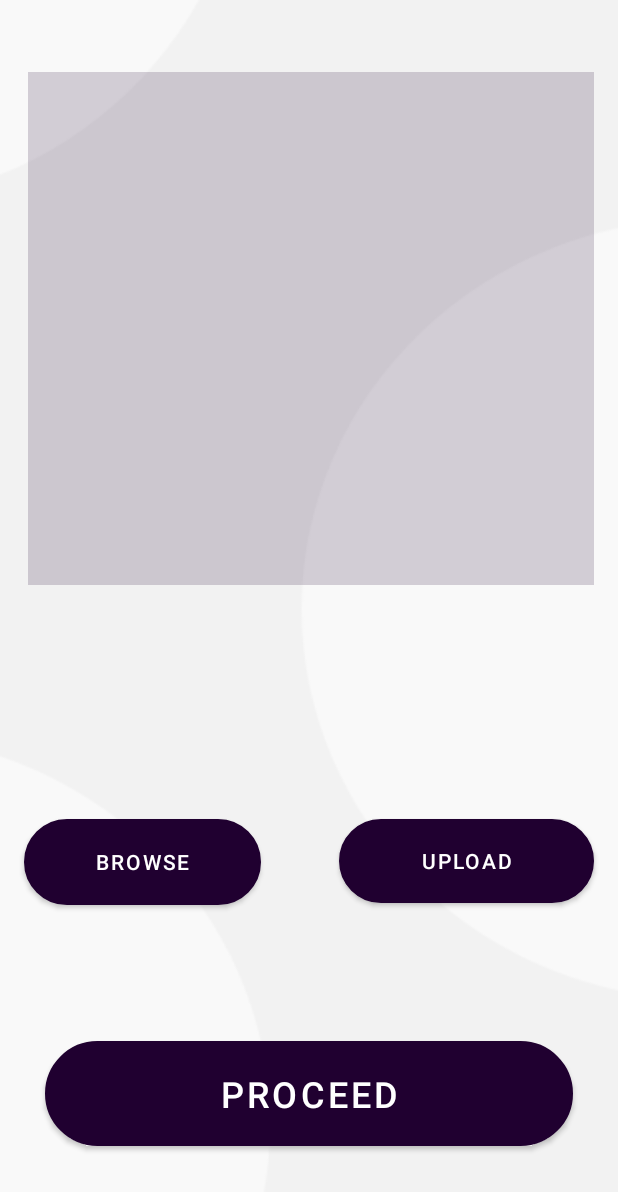
After one commit to sujalgera01/AcciMe, an Android app: the aadhar screen opened directly, with no data from a screen before it, on a phone screen of 412 x 824 dp. The commit adds this screen. Shown: the top 1192 px of the screen. Run offline under Robolectric (Android 15) with nearby library versions, the phone set to English and light mode, and no system bars; our stand-ins replace Firebase (no records; nobody signed in at launch, a user with empty details on screens opened directly); libraries missing offline, so code that uses them is left out: com.karumi.dexter.

Commit message:
fixes:merge conflict

```diff
--- a/app/build.gradle
+++ b/app/build.gradle
@@ -38,8 +38,10 @@ dependencies {
     implementation 'com.google.android.gms:play-services-maps:17.0.1'
     implementation 'com.google.android.gms:play-services-location:18.0.0'
     implementation 'com.google.firebase:firebase-database:19.7.0'
+    implementation 'com.google.firebase:firebase-storage:19.2.2'
     testImplementation 'junit:junit:4.+'
     androidTestImplementation 'androidx.test.ext:junit:1.1.2'
     androidTestImplementation 'androidx.test.espresso:espresso-core:3.3.0'
     implementation 'com.google.android.gms:play-services-auth:19.0.0'
+    implementation 'com.karumi:dexter:6.0.2'
 }
--- /dev/null
+++ b/app/src/main/java/com/example/accime/aadhar.java
@@ -0,0 +1,130 @@
+package com.example.accime;
+
+import androidx.annotation.NonNull;
+import androidx.annotation.Nullable;
+import androidx.appcompat.app.AppCompatActivity;
+
+import android.Manifest;
+import android.app.ProgressDialog;
+import android.content.Intent;
+import android.graphics.Bitmap;
+import android.graphics.BitmapFactory;
+import android.net.Uri;
+import android.os.Bundle;
+import android.view.View;
+import android.view.Window;
+import android.view.WindowManager;
+import android.widget.Button;
+import android.widget.ImageView;
+import android.widget.Toast;
+
+import com.google.android.gms.tasks.OnSuccessListener;
+import com.google.firebase.storage.FirebaseStorage;
+import com.google.firebase.storage.OnProgressListener;
+import com.google.firebase.storage.StorageReference;
+import com.google.firebase.storage.UploadTask;
+import com.karumi.dexter.Dexter;
+import com.karumi.dexter.PermissionToken;
+import com.karumi.dexter.listener.PermissionDeniedResponse;
+import com.karumi.dexter.listener.PermissionGrantedResponse;
+import com.karumi.dexter.listener.PermissionRequest;
+import com.karumi.dexter.listener.single.PermissionListener;
+
+import java.io.InputStream;
+
+public class aadhar extends AppCompatActivity {
+
+    ImageView img;
+    Button browse,upload;
+    Uri filepath;
+    Bitmap bitmap;
+    @Override
+    protected void onCreate(Bundle savedInstanceState) {
+        super.onCreate(savedInstanceState);
+        setContentView(R.layout.activity_aadhar);
+        img = (ImageView)findViewById(R.id.imageView);
+        upload = (Button)findViewById(R.id.upload);
+        browse = (Button)findViewById(R.id.browse);
+        Button proceed = (Button)findViewById(R.id.proceed);
+        proceed.setOnClickListener(new View.OnClickListener() {
+            @Override
+            public void onClick(View v) {
+                startActivity(new Intent(aadhar.this, Map_Activity.class));
+            }
+        });
+        browse.setOnClickListener(new View.OnClickListener() {
+            @Override
+            public void onClick(View v) {
+                Dexter.withActivity(aadhar.this)
+                        .withPermission(Manifest.permission.READ_EXTERNAL_STORAGE)
+                        .withListener(new PermissionListener() {
+                            @Override
+                            public void onPermissionGranted(PermissionGrantedResponse response) {
+                                Intent intent = new Intent(Intent.ACTION_PICK);
+                                intent.setType("image/*");
+                                startActivityForResult(Intent.createChooser(intent,"Please select your image"),1);
+                            }
+
+                            @Override
+                            public void onPermissionDenied(PermissionDeniedResponse response) {
+
+                            }
+
+                            @Override
+                            public void onPermissionRationaleShouldBeShown(PermissionRequest permission, PermissionToken token) {
+                                token.continuePermissionRequest();
+                            }
+                        }).check();
+            }
+        });
+        upload.setOnClickListener(new View.OnClickListener() {
+            @Override
+            public void onClick(View v) {
+                uploadTofirebase();
+            }
+        });
+
+    }
+
+    private void uploadTofirebase() {
+        ProgressDialog dialog = new ProgressDialog(this);
+        dialog.setTitle("File Uploader");
+        dialog.show();
+
+        FirebaseStorage storage=FirebaseStorage.getInstance();
+        StorageReference uploader = storage.getReference().child("image1");
+        uploader.putFile(filepath)
+                .addOnSuccessListener(new OnSuccessListener<UploadTask.TaskSnapshot>() {
+                    @Override
+                    public void onSuccess(UploadTask.TaskSnapshot taskSnapshot) {
+                        dialog.dismiss();
+                        Toast.makeText(getApplicationContext(),"File Uploaded",Toast.LENGTH_LONG).show();
+                    }
+                })
+                .addOnProgressListener(new OnProgressListener<UploadTask.TaskSnapshot>() {
+                    @Override
+                    public void onProgress(@NonNull UploadTask.TaskSnapshot snapshot) {
+                        float percent = (100*snapshot.getBytesTransferred())/snapshot.getTotalByteCount();
+                        dialog.setMessage("Uploaded: "+(int)percent+" %");
+                    }
+                });
+    }
+
+    @Override
+    protected void onActivityResult(int requestCode, int resultCode, @Nullable Intent data)
+    {
+        if(requestCode==1 && resultCode==RESULT_OK){
+            filepath = data.getData();
+            try {
+                InputStream inputStream = getContentResolver().openInputStream(filepath);
+                bitmap = BitmapFactory.decodeStream(inputStream);
+                img.setImageBitmap(bitmap);
+            }catch (Exception ex){
+
+            }
+        }
+        super.onActivityResult(requestCode, resultCode, data);
+
+    }
+
+}
--- a/app/src/main/java/com/example/accime/register.java
+++ b/app/src/main/java/com/example/accime/register.java
@@ -110,13 +110,12 @@ public class register extends AppCompatActivity {
                 Uri personPhoto = acct.getPhotoUrl();
                 Toast.makeText(this,"User email: " + personEmail,Toast.LENGTH_SHORT).show();
             }
-            startActivity(new Intent(register.this, Map_Activity.class));
+            startActivity(new Intent(register.this, aadhar.class));
             // Signed in successfully, show authenticated UI.
         } catch (ApiException e) {
             // The ApiException status code indicates the detailed failure reason.
             // Please refer to the GoogleSignInStatusCodes class reference for more information.
             Log.d("message" , e.toString());
-
         }
     }
 
--- /dev/null
+++ b/app/src/main/res/layout/activity_aadhar.xml
@@ -0,0 +1,71 @@
+<?xml version="1.0" encoding="utf-8"?>
+<androidx.constraintlayout.widget.ConstraintLayout xmlns:android="http://schemas.android.com/apk/res/android"
+    xmlns:app="http://schemas.android.com/apk/res-auto"
+    xmlns:tools="http://schemas.android.com/tools"
+    android:layout_width="match_parent"
+    android:layout_height="match_parent"
+    android:background="@drawable/register_bg"
+    tools:context=".aadhar">
+
+    <ImageView
+        android:id="@+id/imageView"
+        android:layout_width="377dp"
+        android:layout_height="342dp"
+        android:background="#2D200030"
+        app:layout_constraintBottom_toBottomOf="parent"
+        app:layout_constraintEnd_toEndOf="parent"
+        app:layout_constraintHorizontal_bias="0.529"
+        app:layout_constraintStart_toStartOf="parent"
+        app:layout_constraintTop_toTopOf="parent"
+        app:layout_constraintVertical_bias="0.1"
+        tools:srcCompat="@drawable/ic_launcher_background" />
+
+    <Button
+        android:id="@+id/browse"
+        android:layout_width="158dp"
+        android:layout_height="57dp"
+        android:background="@drawable/round_border"
+        android:text="Browse"
+        app:backgroundTint="#200030"
+        app:layout_constraintBottom_toBottomOf="parent"
+        app:layout_constraintEnd_toEndOf="parent"
+        app:layout_constraintHorizontal_bias="0.063"
+        app:layout_constraintStart_toStartOf="parent"
+        app:layout_constraintTop_toTopOf="parent"
+        app:layout_constraintVertical_bias="0.712" />
+
+    <Button
+        android:id="@+id/upload"
+        android:layout_width="170dp"
+        android:layout_height="56dp"
+        android:layout_marginEnd="16dp"
+        android:layout_marginRight="16dp"
+        android:background="@drawable/round_border"
+        android:text="Upload"
+        app:backgroundTint="#200030"
+        app:layout_constraintBottom_toBottomOf="parent"
+        app:layout_constraintEnd_toEndOf="parent"
+        app:layout_constraintTop_toTopOf="parent"
+        app:layout_constraintVertical_bias="0.711" />
+
+    <Button
+        android:id="@+id/proceed"
+        android:layout_width="0dp"
+        android:layout_height="70dp"
+        android:layout_marginStart="30dp"
+        android:layout_marginLeft="30dp"
+        android:layout_marginEnd="30dp"
+        android:layout_marginRight="30dp"
+        android:layout_marginBottom="56dp"
+        android:background="@drawable/round_border"
+        android:text="PROCEED"
+        android:textSize="24sp"
+        android:visibility="visible"
+        app:backgroundTint="#200030"
+        app:layout_constraintBottom_toBottomOf="parent"
+        app:layout_constraintEnd_toEndOf="parent"
+        app:layout_constraintHorizontal_bias="0.0"
+        app:layout_constraintStart_toStartOf="parent"
+        app:layout_constraintTop_toBottomOf="@+id/upload"
+        app:layout_constraintVertical_bias="0.956" />
+</androidx.constraintlayout.widget.ConstraintLayout>
```
Also changed, not shown: app/src/main/AndroidManifest.xml (+7 -4 lines), app/src/main/java/com/example/accime/Confirmation.java (added, +16 -0 lines), app/src/main/java/com/example/accime/Map_Activity.java (+16 -2 lines), app/src/main/java/com/example/accime/registration.java (+1 -14 lines), app/src/main/res/layout/activity_confirmation.xml (added, +41 -0 lines), app/src/main/res/layout/activity_map_.xml (+21 -0 lines), app/src/main/res/drawable/tick_2.png (added), app/src/main/res/drawable/tick_3.png (added).
